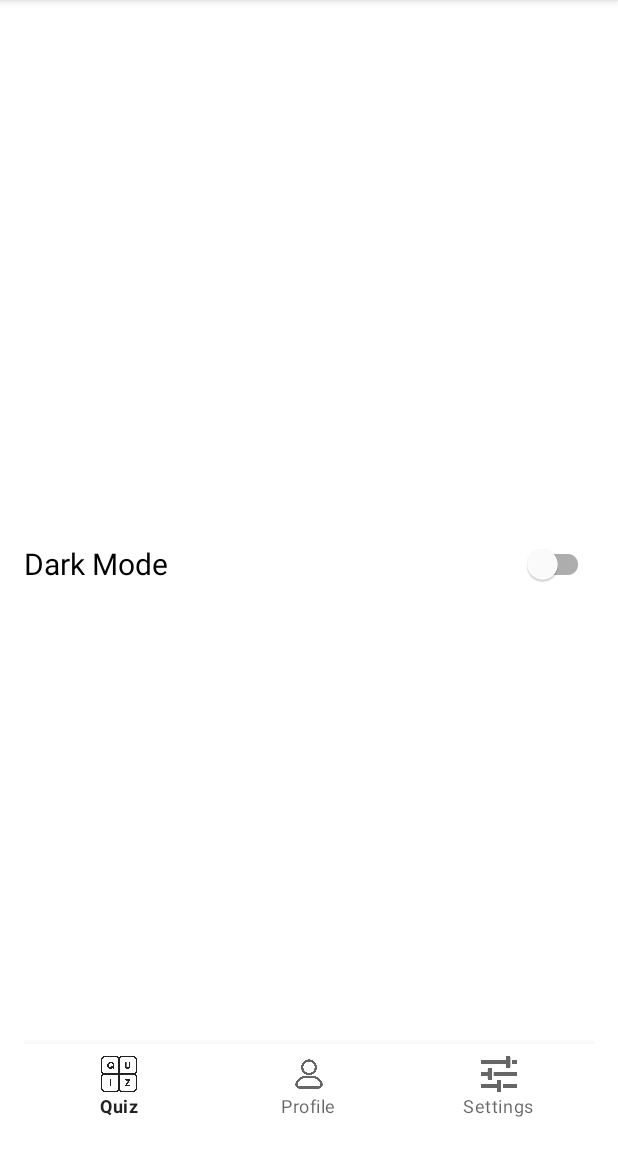
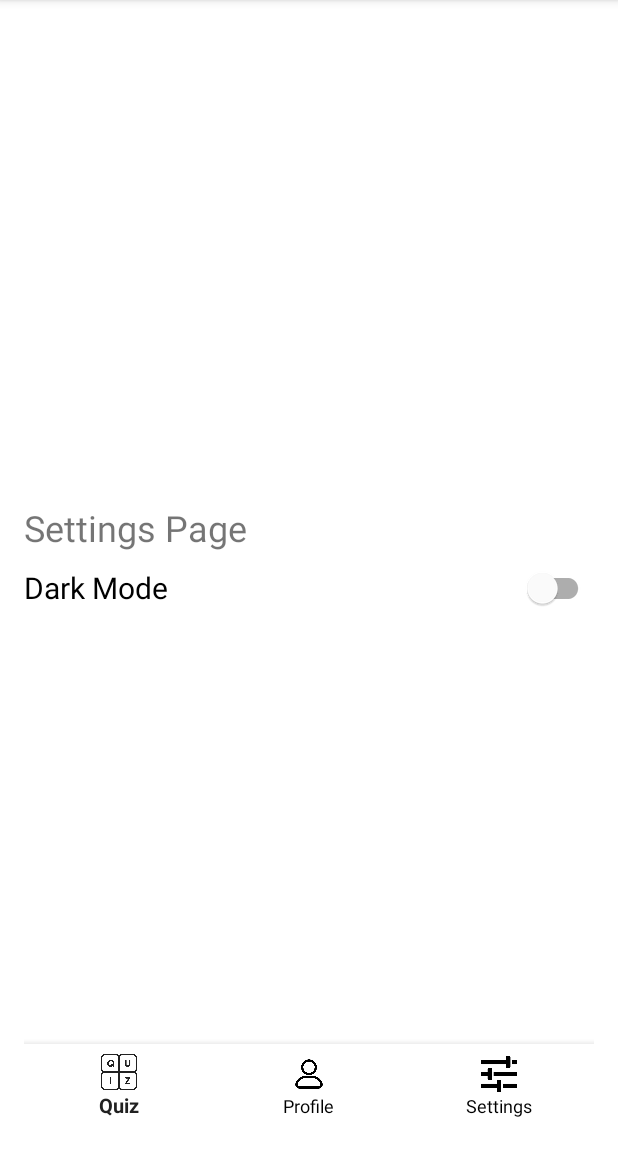
Before and after one commit to mhergayranyan/Quiz-Application, an Android app: the SettingsActivity screen opened directly, with no data from a screen before it, on a phone screen of 412 x 824 dp, the part 84-1236 px from its top. Run offline under Robolectric (Android 15) with nearby library versions, the phone set to English and light mode, and no system bars.

Commit message:
added bottom navigation in each page but buttons doesnt work

```diff
--- a/app/src/main/java/com/example/campusapp/SettingsActivity.java
+++ b/app/src/main/java/com/example/campusapp/SettingsActivity.java
@@ -19,6 +19,7 @@ public class SettingsActivity extends AppCompatActivity {
     protected void onCreate(Bundle savedInstanceState) {
         super.onCreate(savedInstanceState);
         setContentView(R.layout.activity_settings);
+
 
         prefs = getSharedPreferences("AppPrefs", MODE_PRIVATE);
         darkModeSwitch = findViewById(R.id.dark_mode_switch);
--- /dev/null
+++ b/app/src/main/res/drawable/bottom_nav_colors.xml
@@ -0,0 +1,7 @@
+<?xml version="1.0" encoding="utf-8"?>
+<selector xmlns:android="http://schemas.android.com/apk/res/android">
+    <!-- Selected item color -->
+    <item android:color="?attr/colorPrimary" android:state_checked="true"/>
+
+    <item android:color="?attr/colorOnSurface"/>
+</selector>
--- a/app/src/main/res/layout/activity_main.xml
+++ b/app/src/main/res/layout/activity_main.xml
@@ -14,6 +14,7 @@
     <!-- Modified BottomNavigationView -->
     <com.google.android.material.bottomnavigation.BottomNavigationView
         android:id="@+id/bottom_nav"
+        style="@style/BottomNavigationTheme"
         android:layout_width="match_parent"
         android:layout_height="wrap_content"
         android:layout_alignParentBottom="true"
--- a/app/src/main/res/layout/activity_settings.xml
+++ b/app/src/main/res/layout/activity_settings.xml
@@ -13,6 +13,12 @@
         android:orientation="vertical"
         android:layout_centerInParent="true"
         android:layout_marginTop="-100dp"> <!-- Pulls content up by 100dp -->
+
+        <TextView
+            android:layout_width="wrap_content"
+            android:layout_height="wrap_content"
+            android:text="Settings Page"
+            android:textSize="24sp"/>
 
         <com.google.android.material.switchmaterial.SwitchMaterial
             android:id="@+id/dark_mode_switch"
@@ -33,4 +39,14 @@
         android:layout_height="wrap_content"
         android:layout_alignParentBottom="true"/>
 
+    <com.google.android.material.bottomnavigation.BottomNavigationView
+        android:id="@+id/bottom_nav"
+        style="@style/BottomNavigationTheme"
+        android:layout_width="match_parent"
+        android:layout_height="wrap_content"
+        android:layout_alignParentBottom="true"
+        android:background="@android:color/white"
+        app:elevation="8dp"
+        app:menu="@menu/bottom_nav_menu"/>
+
 </RelativeLayout>
--- a/app/src/main/res/layout/activity_splash.xml
+++ b/app/src/main/res/layout/activity_splash.xml
@@ -22,7 +22,7 @@
         android:layout_height="wrap_content"
         android:layout_below="@id/splash_logo"
         android:layout_centerHorizontal="true"
-        android:text="Campus App"
+        android:text="Geography Quiz"
         android:textColor="@android:color/white"
         android:textSize="24sp"
         android:layout_marginTop="16dp"
--- a/app/src/main/res/layout/bottom_navigation.xml
+++ b/app/src/main/res/layout/bottom_navigation.xml
@@ -2,6 +2,7 @@
     xmlns:android="http://schemas.android.com/apk/res/android"
     xmlns:app="http://schemas.android.com/apk/res-auto"
     android:id="@+id/bottom_nav"
+    style="@style/BottomNavigationTheme"
     android:layout_width="match_parent"
     android:layout_height="wrap_content"
     android:layout_alignParentBottom="true"
--- a/app/src/main/res/menu/bottom_nav_menu.xml
+++ b/app/src/main/res/menu/bottom_nav_menu.xml
@@ -1,15 +1,17 @@
-<?xml version="1.0" encoding="utf-8"?>
 <menu xmlns:android="http://schemas.android.com/apk/res/android">
     <item
         android:id="@+id/nav_quiz"
         android:icon="@drawable/ic_quiz"
-        android:title="Quiz"/>
+        android:title="Quiz"
+        android:iconTint="?attr/colorOnSurface" />
     <item
         android:id="@+id/nav_profile"
         android:icon="@drawable/ic_profile"
-        android:title="Profile"/>
+        android:title="Profile"
+        android:iconTint="?attr/colorOnSurface" />
     <item
         android:id="@+id/nav_settings"
         android:icon="@drawable/ic_settings"
-        android:title="Settings"/>
+        android:title="Settings"
+        android:iconTint="?attr/colorOnSurface" />
 </menu>
--- a/app/src/main/res/values/night.colors.xml
+++ b/app/src/main/res/values/night.colors.xml
@@ -1,4 +1,3 @@
 <resources>
-    <!-- Dark theme colors -->
-
+    <color name="dark_surface">#FF121212</color>
 </resources>
--- a/app/src/main/res/values/styles.xml
+++ b/app/src/main/res/values/styles.xml
@@ -6,6 +6,8 @@
         <item name="colorOnPrimary">@color/white</item>
         <item name="android:windowBackground">@color/black</item>
     </style>
+
+
     <style name="QuizOptionButton">
         <item name="android:layout_width">match_parent</item>
         <item name="android:layout_height">wrap_content</item>
@@ -26,16 +28,34 @@
         <item name="android:background">@drawable/button_background</item>
     </style>
 
-    <style name="BottomNavText" parent="TextAppearance.AppCompat.Small">
-        <item name="android:textSize">12sp</item>
-        <item name="android:textColor">@color/purple_500</item>
-    </style>
+
+
 
     <style name="AppTextAppearance" parent="TextAppearance.AppCompat">
         <item name="android:textColor">?android:attr/textColorPrimary</item>
     </style>
 
+
+
+    <style name="BottomNavText">
+        <item name="android:textSize">12sp</item>
+        <item name="itemIconSize">24dp</item> <!-- Default is 24dp but good to specify -->
+    </style>
+
+    <style name="BottomNavText.Active" parent="BottomNavText">
+        <item name="android:textSize">13sp</item>
+        <item name="itemIconSize">24dp</item> <!-- Default is 24dp but good to specify --><!-- Slightly larger when active -->
+    </style>
+
+    <style name="BottomNavText.Inactive" parent="BottomNavText">
+        <item name="android:textSize">12sp</item>
+        <item name="itemIconSize">24dp</item> <!-- Default is 24dp but good to specify -->
+    </style>
+
     <!-- Base application theme -->
+
+
+
 
     <style name="Theme.SplashScreen" parent="Theme.Material3.DayNight.NoActionBar">
         <item name="windowSplashScreenBackground">@color/black</item>
--- a/app/src/main/res/values/themes.xml
+++ b/app/src/main/res/values/themes.xml
@@ -1,9 +1,17 @@
 <resources xmlns:tools="http://schemas.android.com/tools">
     <!-- Base application theme. -->
-    <style name="Theme.CampusApp" parent="Theme.MaterialComponents.DayNight.DarkActionBar">
-        <!-- Primary brand color. -->
-        <item name="colorPrimary">@color/purple_500</item>
-        <item name="colorPrimaryVariant">@color/purple_700</item>
-        <item name="colorOnPrimary">@color/white</item>
+    <style name="Theme.CampusApp" parent="Theme.MaterialComponents.DayNight">
+        <!-- Light mode colors -->
+        <item name="colorSurface">@color/white</item>
+        <item name="colorOnSurface">@color/black</item>
+    </style>
+
+    <style name="BottomNavigationTheme" parent="Widget.MaterialComponents.BottomNavigationView">
+        <item name="elevation">8dp</item>
+        <item name="itemIconTint">@drawable/bottom_nav_colors</item>
+        <item name="itemTextColor">@drawable/bottom_nav_colors</item>
+        <item name="android:background">?attr/colorSurface</item>
+        <item name="itemTextAppearanceActive">@style/BottomNavText.Active</item>
+        <item name="itemTextAppearanceInactive">@style/BottomNavText.Inactive</item>
     </style>
 </resources>
```
Also changed, not shown: app/src/main/res/layout/activity_profile.xml (+37 -6 lines), app/src/main/res/layout/activity_quiz.xml (+35 -7 lines), app/src/main/res/values-night/themes.xml (+6 -4 lines).
